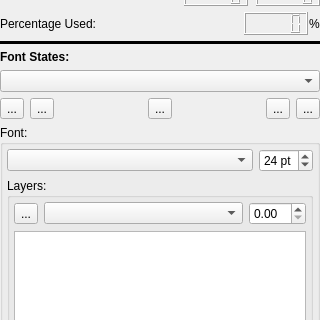
Above: DesignerTool/src/Font/FontWidget.ui from GameOverture/HarmonyEngine before the change; both pictures show x 0 to 320 and y 158 to 478 of the 320 by 707 pixel window. Below: the same form after it.
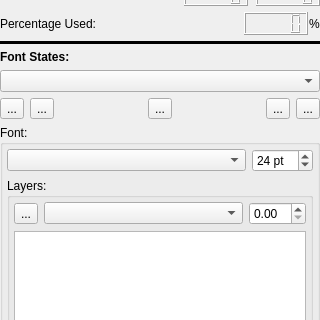
That is the form after the change. Icons and pictures are not drawn. Custom widgets are drawn as their Qt base class.

Commit message: Increased max font size to 999

```diff
--- a/DesignerTool/src/Font/FontWidget.ui
+++ b/DesignerTool/src/Font/FontWidget.ui
@@ -353,6 +353,9 @@
           <property name="minimum">
            <number>4</number>
           </property>
+          <property name="maximum">
+           <number>999</number>
+          </property>
           <property name="value">
            <number>24</number>
           </property>
```
